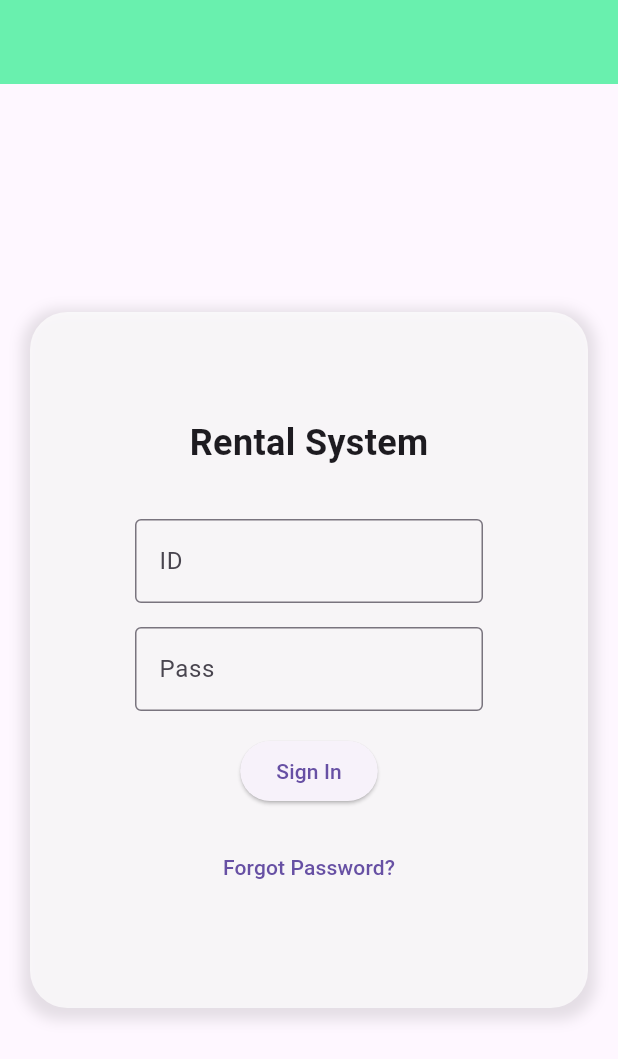
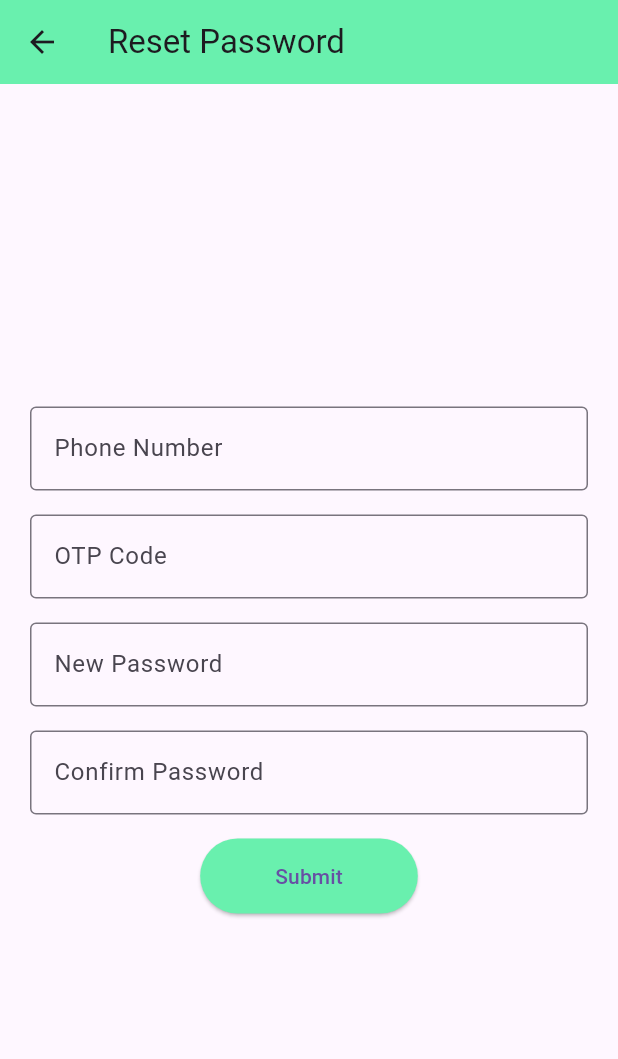
Before and after one commit to ChiranthAP/Rental-C, a Flutter app: the screen it shows after launch, after a tap on "Forgot Password?", on a phone screen of 412 x 824 dp. Shown: the top 1059 px of the screen. Run offline on Flutter 3.47's test engine with Material 3 defaults, Android fonts, the phone set to English and light mode, and no system bars; our stand-ins replace image_picker.

Commit message:
first commit

```diff
--- /dev/null
+++ b/lib/ForgotPasswordPage.dart
@@ -0,0 +1,96 @@
+import 'package:flutter/material.dart';
+
+class ForgotPasswordPage extends StatefulWidget {
+  @override
+  _ForgotPasswordPageState createState() => _ForgotPasswordPageState();
+}
+
+class _ForgotPasswordPageState extends State<ForgotPasswordPage> {
+  final _phoneNumberController = TextEditingController();
+  final _otpController = TextEditingController();
+  final _newPasswordController = TextEditingController();
+  final _confirmPasswordController = TextEditingController();
+
+  void _submit() {
+    final phoneNumber = _phoneNumberController.text;
+    final otp = _otpController.text;
+    final newPassword = _newPasswordController.text;
+    final confirmPassword = _confirmPasswordController.text;
+
+    // Perform form validation and password reset logic
+    if (newPassword == confirmPassword) {
+      // Implement logic to verify OTP and reset password
+      print('Phone Number: $phoneNumber');
+      print('OTP: $otp');
+      print('New Password: $newPassword');
+      print('Password Reset Successfully');
+
+      // Navigate back to login page or show success message
+      Navigator.pop(context);
+    } else {
+      // Show error if passwords do not match
+      print('Passwords do not match');
+    }
+  }
+
+  @override
+  Widget build(BuildContext context) {
+    return Scaffold(
+      appBar: AppBar(
+        title: Text('Reset Password'),
+        backgroundColor: Colors.greenAccent,
+      ),
+      body: Padding(
+        padding: const EdgeInsets.all(20.0),
+        child: Column(
+          mainAxisAlignment: MainAxisAlignment.center,
+          children: <Widget>[
+            TextField(
+              controller: _phoneNumberController,
+              keyboardType: TextInputType.phone,
+              decoration: InputDecoration(
+                labelText: 'Phone Number',
+                border: OutlineInputBorder(),
+              ),
+            ),
+            SizedBox(height: 16.0),
+            TextField(
+              controller: _otpController,
+              decoration: InputDecoration(
+                labelText: 'OTP Code',
+                border: OutlineInputBorder(),
+              ),
+            ),
+            SizedBox(height: 16.0),
+            TextField(
+              controller: _newPasswordController,
+              obscureText: true,
+              decoration: InputDecoration(
+                labelText: 'New Password',
+                border: OutlineInputBorder(),
+              ),
+            ),
+            SizedBox(height: 16.0),
+            TextField(
+              controller: _confirmPasswordController,
+              obscureText: true,
+              decoration: InputDecoration(
+                labelText: 'Confirm Password',
+                border: OutlineInputBorder(),
+              ),
+            ),
+            SizedBox(height: 16.0),
+            ElevatedButton(
+              onPressed: _submit,
+              child: Text('Submit'),
+              style: ElevatedButton.styleFrom(
+                padding: EdgeInsets.symmetric(horizontal: 50, vertical: 15),
+                backgroundColor: Colors.greenAccent,
+              ),
+            ),
+          ],
+        ),
+      ),
+    );
+  }
+}
--- a/lib/cart_page.dart
+++ b/lib/cart_page.dart
@@ -1,10 +1,22 @@
 import 'package:flutter/material.dart';
 import 'product_catalog_page.dart'; // Import the Product model
 
-class CartPage extends StatelessWidget {
+class CartPage extends StatefulWidget {
   final List<Product> cart;
 
   CartPage({required this.cart});
+
+  @override
+  _CartPageState createState() => _CartPageState();
+}
+
+class _CartPageState extends State<CartPage> {
+  // Method to remove a product from the cart
+  void _removeFromCart(Product product) {
+    setState(() {
+      widget.cart.remove(product);
+    });
+  }
 
   @override
   Widget build(BuildContext context) {
@@ -12,7 +24,7 @@ class CartPage extends StatelessWidget {
       appBar: AppBar(
         title: Text('Your Cart'),
       ),
-      body: cart.isEmpty
+      body: widget.cart.isEmpty
           ? Center(
         child: Text(
           'Your cart is empty',
@@ -20,17 +32,23 @@ class CartPage extends StatelessWidget {
         ),
       )
           : ListView.builder(
-        itemCount: cart.length,
+        itemCount: widget.cart.length,
         itemBuilder: (context, index) {
-          final product = cart[index];
+          final product = widget.cart[index];
           return ListTile(
             leading: Image.asset(product.imageUrl, width: 50, height: 50),
             title: Text(product.name),
             subtitle: Text('\$${product.price.toStringAsFixed(2)}'),
+            trailing: IconButton(
+              icon: Icon(Icons.remove_circle_outline),
+              onPressed: () {
+                _removeFromCart(product); // Call to remove product
+              },
+            ),
           );
         },
       ),
-      bottomNavigationBar: cart.isNotEmpty
+      bottomNavigationBar: widget.cart.isNotEmpty
           ? Padding(
         padding: const EdgeInsets.all(8.0),
         child: ElevatedButton(
--- a/lib/login_page.dart
+++ b/lib/login_page.dart
@@ -1,4 +1,5 @@
 import 'package:flutter/material.dart';
+import 'ForgotPasswordPage.dart';
 import 'product_catalog_page.dart'; // Import the product catalog page
 
 class LoginPage extends StatefulWidget {
@@ -13,11 +14,12 @@ class _LoginPageState extends State<LoginPage> {
   void _login() {
     final username = _usernameController.text;
     final password = _passwordController.text;
-//Print credentials
+
+    // Print credentials
     print('Username: $username');
     print('Password: $password');
 
-// Navigate Catalog Page
+    // Navigate to the Product Catalog Page
     Navigator.push(
       context,
       MaterialPageRoute(builder: (context) => ProductCatalogPage()),
@@ -50,35 +52,59 @@ class _LoginPageState extends State<LoginPage> {
             child: Column(
               mainAxisSize: MainAxisSize.min,
               children: <Widget>[
-                Text('Rental System',
+                Text(
+                  'Rental System',
                   style: TextStyle(
                     fontSize: 24.0,
                     fontWeight: FontWeight.bold,
                   ),
                 ),
                 SizedBox(height: 34.0),
+
+                // ID label and text field
+                Align(
+                  alignment: Alignment.centerLeft,
+                  child: Text(
+                    'ID',
+                    style: TextStyle(fontSize: 18.0, fontWeight: FontWeight.bold),
+                  ),
+                ),
+                SizedBox(height: 8.0),
                 TextField(
                   controller: _usernameController,
                   decoration: InputDecoration(
-                  labelText: 'ID',
-                  border: OutlineInputBorder(),
+                    border: OutlineInputBorder(),
                   ),
                 ),
+
                 SizedBox(height: 16.0),
+
+                // Pass label and text field
+                Align(
+                  alignment: Alignment.centerLeft,
+                  child: Text(
+                    'Pass',
+                    style: TextStyle(fontSize: 18.0, fontWeight: FontWeight.bold),
+                  ),
+                ),
+                SizedBox(height: 8.0),
                 TextField(
                   controller: _passwordController,
                   obscureText: true,
                   decoration: InputDecoration(
-                    labelText: 'Pass',
                     border: OutlineInputBorder(),
                   ),
                 ),
+
                 SizedBox(height: 16.0),
+
                 ElevatedButton(
                   onPressed: _login,
                   child: Text('Sign In'),
                 ),
+
                 SizedBox(height: 16.0),
+
                 Align(
                   alignment: Alignment.center,
                   child: Column(
@@ -86,7 +112,11 @@ class _LoginPageState extends State<LoginPage> {
                     children: <Widget>[
                       TextButton(
                         onPressed: () {
-                          // Implement forgot password logic
+                          // Navigate to ForgotPasswordPage when button is pressed
+                          Navigator.push(
+                            context,
+                            MaterialPageRoute(builder: (context) => ForgotPasswordPage()),
+                          );
                         },
                         child: Text('Forgot Password?'),
                       ),
```
